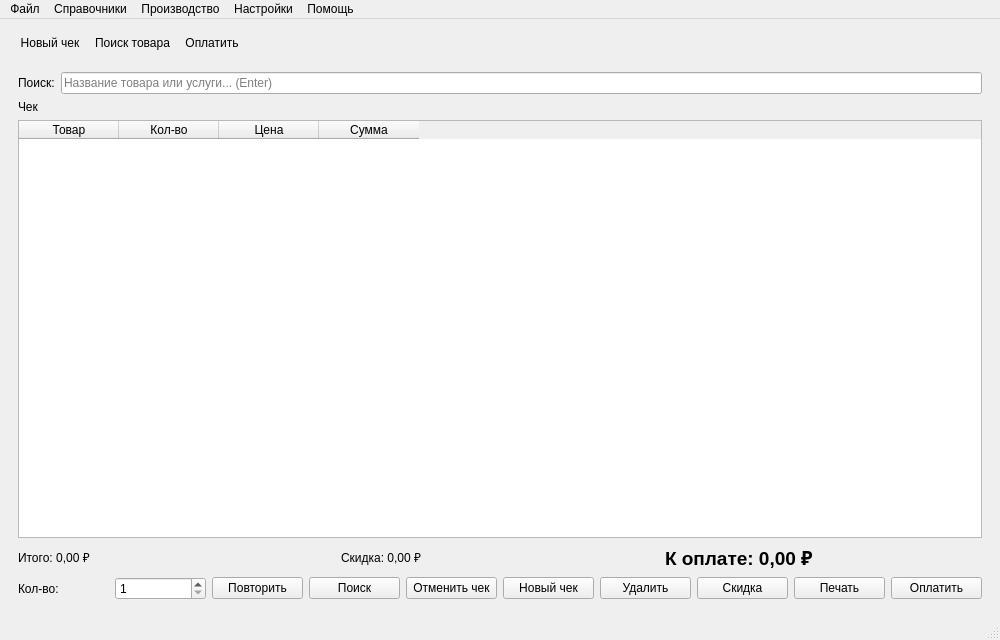
Qt form mainwindow.ui (MikhailBersenev/easyPOS) before a commit.
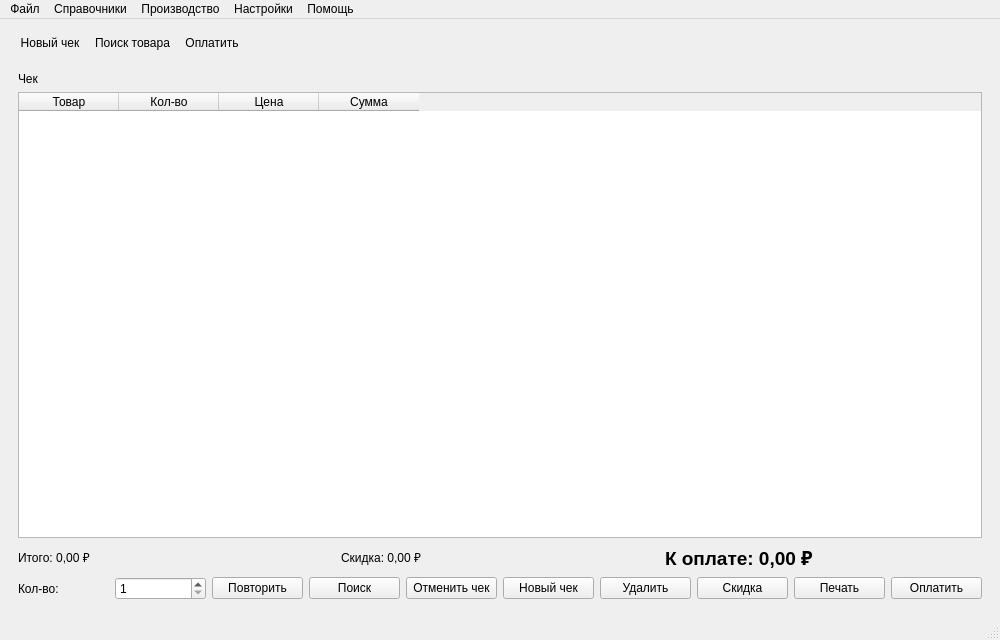
The same form after that commit.

```diff
--- a/mainwindow.ui
+++ b/mainwindow.ui
@@ -37,24 +37,6 @@
     <item>
      <widget class="QWidget" name="centralPanel" native="true">
        <layout class="QVBoxLayout" name="rightLayout">
-        <item>
-         <layout class="QHBoxLayout" name="searchLayout">
-          <item>
-           <widget class="QLabel" name="searchLabel">
-            <property name="text">
-             <string>Поиск:</string>
-            </property>
-           </widget>
-          </item>
-          <item>
-           <widget class="QLineEdit" name="searchLineEdit">
-            <property name="placeholderText">
-             <string>Название товара или услуги... (Enter)</string>
-            </property>
-           </widget>
-          </item>
-         </layout>
-        </item>
         <item>
          <layout class="QHBoxLayout" name="checkHeaderLayout">
           <item>
```
Left out of the diff: 6 changed lines with no effect on the pictures.
